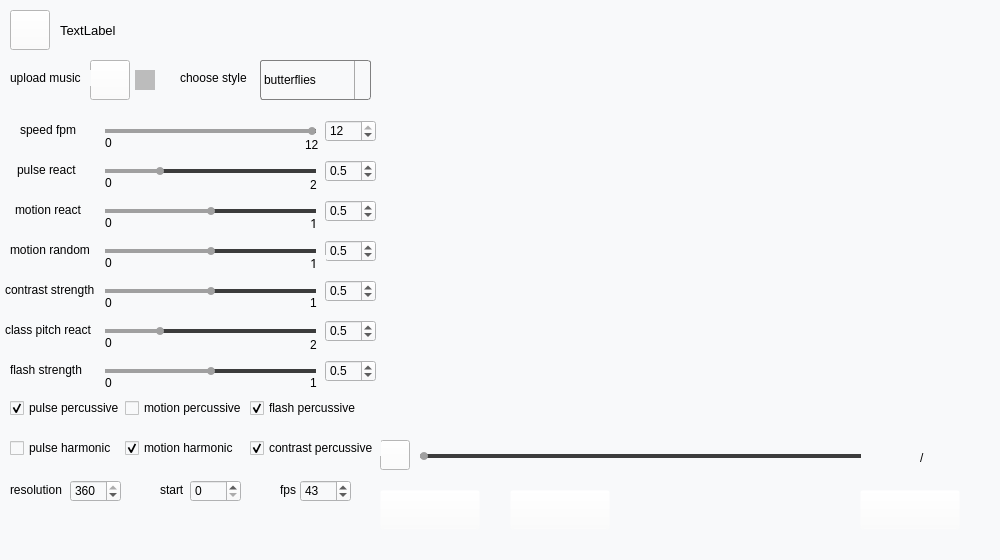
First picture: the form in MusicVisualization/src/View/CreateVideos/CreateVideoWindow.ui, repository MohanChi/MusicVisualization, before the edit.
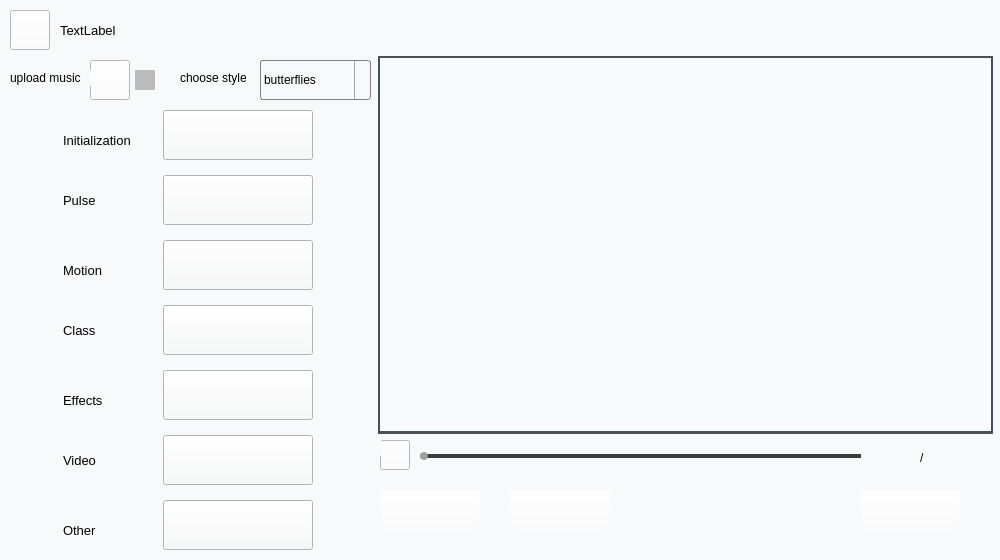
Second picture: the form after the edit. Icons and pictures are not drawn. Custom widgets are drawn as their Qt base class.

Commit message: fix create video window, add frame widgets

The edit to the form file:
```diff
--- a/MusicVisualization/src/View/CreateVideos/CreateVideoWindow.ui
+++ b/MusicVisualization/src/View/CreateVideos/CreateVideoWindow.ui
@@ -52,8 +52,8 @@
      <rect>
       <x>380</x>
       <y>60</y>
-      <width>611</width>
-      <height>371</height>
+      <width>2</width>
+      <height>2</height>
      </rect>
     </property>
     <layout class="QVBoxLayout" name="verticalLayout"/>
@@ -1822,6 +1822,270 @@
      <string>1</string>
     </property>
    </widget>
+   <widget class="QWidget" name="widget_classify" native="true">
+    <property name="geometry">
+     <rect>
+      <x>3</x>
+      <y>100</y>
+      <width>375</width>
+      <height>450</height>
+     </rect>
+    </property>
+    <widget class="ResPushButton" name="btn_initialization">
+     <property name="geometry">
+      <rect>
+       <x>160</x>
+       <y>10</y>
+       <width>150</width>
+       <height>50</height>
+      </rect>
+     </property>
+     <property name="text">
+      <string/>
+     </property>
+    </widget>
+    <widget class="ResPushButton" name="btn_pulse">
+     <property name="geometry">
+      <rect>
+       <x>160</x>
+       <y>75</y>
+       <width>150</width>
+       <height>50</height>
+      </rect>
+     </property>
+     <property name="text">
+      <string/>
+     </property>
+    </widget>
+    <widget class="ResPushButton" name="btn_motion">
+     <property name="geometry">
+      <rect>
+       <x>160</x>
+       <y>140</y>
+       <width>150</width>
+       <height>50</height>
+      </rect>
+     </property>
+     <property name="text">
+      <string/>
+     </property>
+    </widget>
+    <widget class="ResPushButton" name="btn_class">
+     <property name="geometry">
+      <rect>
+       <x>160</x>
+       <y>205</y>
+       <width>150</width>
+       <height>50</height>
+      </rect>
+     </property>
+     <property name="text">
+      <string/>
+     </property>
+    </widget>
+    <widget class="ResPushButton" name="btn_effects">
+     <property name="geometry">
+      <rect>
+       <x>160</x>
+       <y>270</y>
+       <width>150</width>
+       <height>50</height>
+      </rect>
+     </property>
+     <property name="text">
+      <string/>
+     </property>
+    </widget>
+    <widget class="ResPushButton" name="btn_video">
+     <property name="geometry">
+      <rect>
+       <x>160</x>
+       <y>335</y>
+       <width>150</width>
+       <height>50</height>
+      </rect>
+     </property>
+     <property name="text">
+      <string/>
+     </property>
+    </widget>
+    <widget class="ResPushButton" name="btn_other">
+     <property name="geometry">
+      <rect>
+       <x>160</x>
+       <y>400</y>
+       <width>150</width>
+       <height>50</height>
+      </rect>
+     </property>
+     <property name="text">
+      <string/>
+     </property>
+    </widget>
+    <widget class="QLabel" name="label_23">
+     <property name="geometry">
+      <rect>
+       <x>60</x>
+       <y>30</y>
+       <width>91</width>
+       <height>20</height>
+      </rect>
+     </property>
+     <property name="font">
+      <font>
+       <family>Arial</family>
+       <pointsize>10</pointsize>
+      </font>
+     </property>
+     <property name="text">
+      <string>Initialization</string>
+     </property>
+    </widget>
+    <widget class="QLabel" name="label_24">
+     <property name="geometry">
+      <rect>
+       <x>60</x>
+       <y>90</y>
+       <width>81</width>
+       <height>20</height>
+      </rect>
+     </property>
+     <property name="font">
+      <font>
+       <family>Arial</family>
+       <pointsize>10</pointsize>
+      </font>
+     </property>
+     <property name="text">
+      <string>Pulse</string>
+     </property>
+    </widget>
+    <widget class="QLabel" name="label_25">
+     <property name="geometry">
+      <rect>
+       <x>60</x>
+       <y>160</y>
+       <width>71</width>
+       <height>20</height>
+      </rect>
+     </property>
+     <property name="font">
+      <font>
+       <family>Arial</family>
+       <pointsize>10</pointsize>
+      </font>
+     </property>
+     <property name="text">
+      <string>Motion</string>
+     </property>
+    </widget>
+    <widget class="QLabel" name="label_26">
+     <property name="geometry">
+      <rect>
+       <x>60</x>
+       <y>220</y>
+       <width>81</width>
+       <height>20</height>
+      </rect>
+     </property>
+     <property name="font">
+      <font>
+       <family>Arial</family>
+       <pointsize>10</pointsize>
+      </font>
+     </property>
+     <property name="text">
+      <string>Class</string>
+     </property>
+    </widget>
+    <widget class="QLabel" name="label_27">
+     <property name="geometry">
+      <rect>
+       <x>60</x>
+       <y>290</y>
+       <width>81</width>
+       <height>20</height>
+      </rect>
+     </property>
+     <property name="font">
+      <font>
+       <family>Arial</family>
+       <pointsize>10</pointsize>
+      </font>
+     </property>
+     <property name="text">
+      <string>Effects</string>
+     </property>
+    </widget>
+    <widget class="QLabel" name="label_28">
+     <property name="geometry">
+      <rect>
+       <x>60</x>
+       <y>350</y>
+       <width>71</width>
+       <height>20</height>
+      </rect>
+     </property>
+     <property name="font">
+      <font>
+       <family>Arial</family>
+       <pointsize>10</pointsize>
+      </font>
+     </property>
+     <property name="text">
+      <string>Video</string>
+     </property>
+    </widget>
+    <widget class="QLabel" name="label_29">
+     <property name="geometry">
+      <rect>
+       <x>60</x>
+       <y>420</y>
+       <width>71</width>
+       <height>20</height>
+      </rect>
+     </property>
+     <property name="font">
+      <font>
+       <family>Arial</family>
+       <pointsize>10</pointsize>
+      </font>
+     </property>
+     <property name="text">
+      <string>Other</string>
+     </property>
+    </widget>
+   </widget>
+   <widget class="QWidget" name="widget" native="true">
+    <property name="geometry">
+     <rect>
+      <x>378</x>
+      <y>56</y>
+      <width>615</width>
+      <height>378</height>
+     </rect>
+    </property>
+    <property name="autoFillBackground">
+     <bool>false</bool>
+    </property>
+    <property name="styleSheet">
+     <string notr="true">background-color: rgb(73, 80, 87);</string>
+    </property>
+    <widget class="QWidget" name="widget_2" native="true">
+     <property name="geometry">
+      <rect>
+       <x>2</x>
+       <y>2</y>
+       <width>611</width>
+       <height>373</height>
+      </rect>
+     </property>
+     <property name="styleSheet">
+      <string notr="true">background-color: rgb(249, 250, 251);</string>
+     </property>
+    </widget>
+   </widget>
+   <zorder>widget</zorder>
    <zorder>btn_back</zorder>
    <zorder>verticalLayoutWidget</zorder>
    <zorder>hs_pulse_react</zorder>
@@ -1885,6 +2149,7 @@
    <zorder>sb_fps</zorder>
    <zorder>label_21</zorder>
    <zorder>label_22</zorder>
+   <zorder>widget_classify</zorder>
   </widget>
  </widget>
  <layoutdefault spacing="6" margin="11"/>
```
The commit also changes 11 other files.
